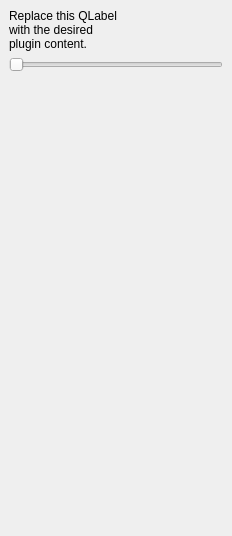
The window that src/ui/ript_dockwidget_base.ui (Riverscapes/QRiS) describes before a commit, drawn with Qt 5.
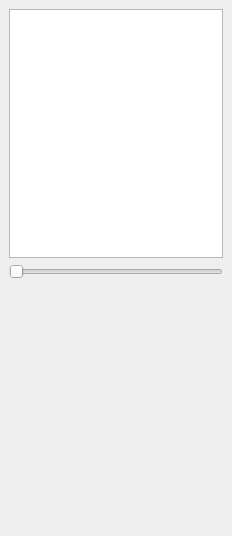
The same window after the commit.

Commit message: Create and Open RIPT projects

```diff
--- a/src/ui/ript_dockwidget_base.ui
+++ b/src/ui/ript_dockwidget_base.ui
@@ -16,11 +16,16 @@
   <widget class="QWidget" name="dockWidgetContents">
    <layout class="QGridLayout" name="gridLayout">
     <item row="0" column="0">
-     <widget class="QLabel" name="label">
-      <property name="text">
-       <string>Replace this QLabel
-with the desired
-plugin content.</string>
+     <widget class="QTreeView" name="treeView">
+      <property name="headerHidden">
+       <bool>true</bool>
+      </property>
+     </widget>
+    </item>
+    <item row="1" column="0">
+     <widget class="QSlider" name="horizontalSlider">
+      <property name="orientation">
+       <enum>Qt::Horizontal</enum>
       </property>
      </widget>
     </item>
@@ -37,13 +42,6 @@
       </property>
      </spacer>
     </item>
-    <item row="1" column="0">
-     <widget class="QSlider" name="horizontalSlider">
-      <property name="orientation">
-       <enum>Qt::Horizontal</enum>
-      </property>
-     </widget>
-    </item>
    </layout>
   </widget>
  </widget>
```
The commit also changes 13 other files.
